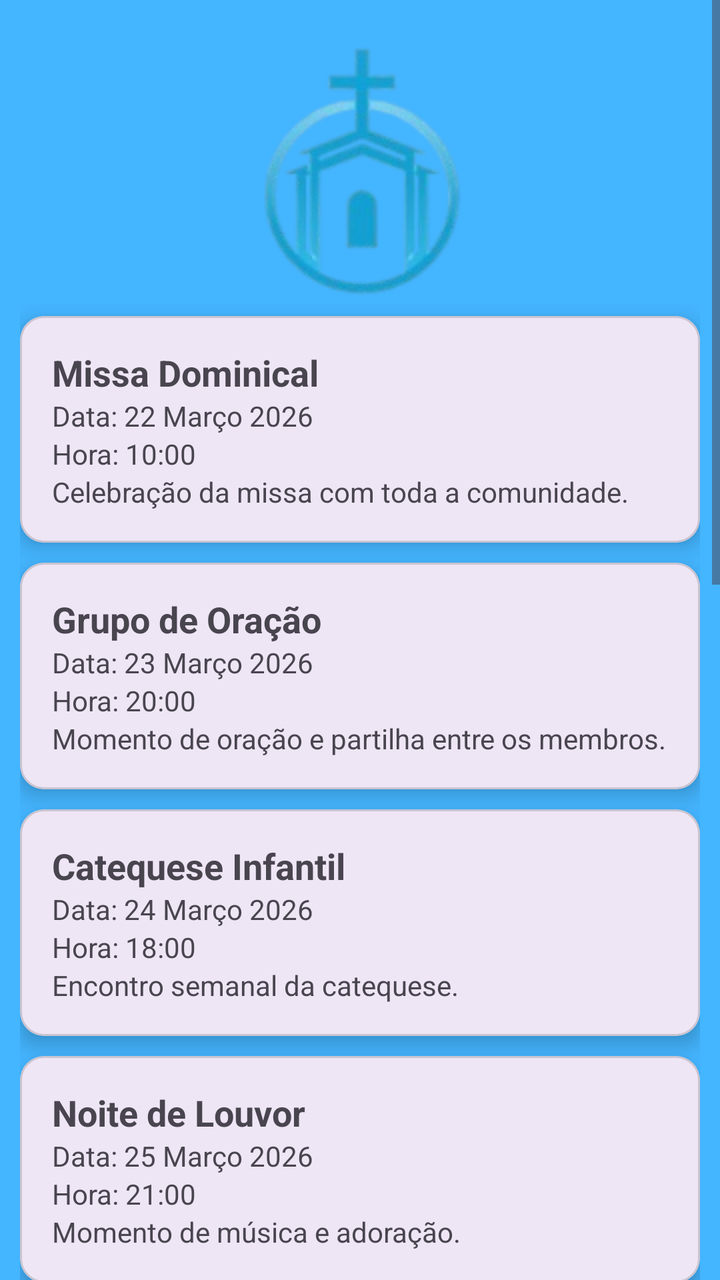
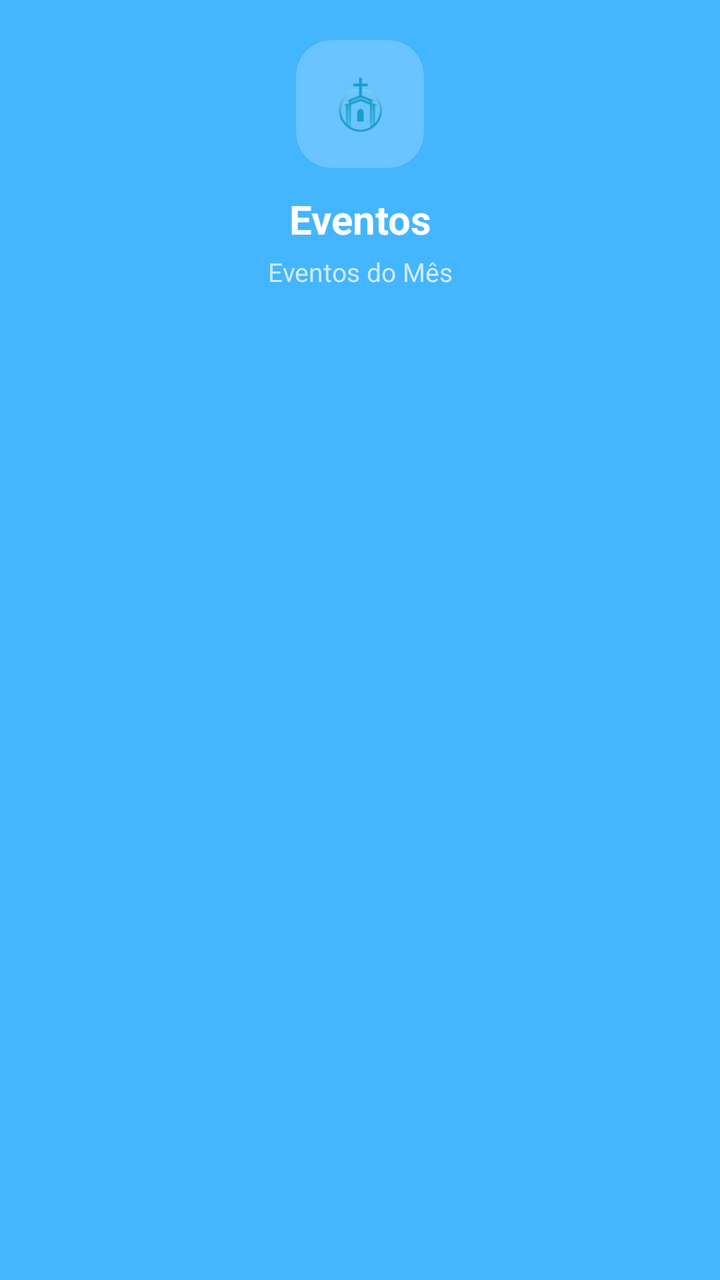

An Android layout rendered at two revisions. The XML below is the earlier revision; the diff shows what the commit changed to produce the second picture.
<!-- AndroidManifest.xml: application theme Theme.Igrejas -->
<!-- res/layout/activity_evento.xml -->
<ScrollView xmlns:android="http://schemas.android.com/apk/res/android"
    xmlns:app="http://schemas.android.com/apk/res-auto"
    android:layout_width="match_parent"
    android:layout_height="match_parent"
    android:id="@+id/main"
    android:background="@color/baby_blue">



    <LinearLayout
        android:layout_width="match_parent"
        android:layout_height="wrap_content"
        android:orientation="vertical"
        android:padding="10dp">

        
        <ImageView
            android:id="@+id/imageView3"
            android:layout_width="match_parent"
            android:layout_height="wrap_content"
            app:srcCompat="@drawable/logoigreja" />

        <com.google.android.material.card.MaterialCardView
            android:layout_width="match_parent"
            android:layout_height="wrap_content"
            android:layout_marginBottom="10dp"
            app:cardCornerRadius="12dp"
            app:cardElevation="6dp">

            <LinearLayout
                android:layout_width="match_parent"
                android:layout_height="wrap_content"
                android:orientation="vertical"
                android:padding="16dp">

                <TextView
                    android:layout_width="match_parent"
                    android:layout_height="wrap_content"
                    android:text="@string/missa_dominical"
                    android:textSize="18sp"
                    android:textStyle="bold"/>

                <TextView
                    android:layout_width="match_parent"
                    android:layout_height="wrap_content"
                    android:text="Data: 22 Março 2026"/>

                <TextView
                    android:layout_width="match_parent"
                    android:layout_height="wrap_content"
                    android:text="Hora: 10:00"/>

                <TextView
                    android:layout_width="match_parent"
                    android:layout_height="wrap_content"
                    android:text="Celebração da missa com toda a comunidade."/>

            </LinearLayout>
        </com.google.android.material.card.MaterialCardView>

        
        <com.google.android.material.card.MaterialCardView
            android:layout_width="match_parent"
            android:layout_height="wrap_content"
            android:layout_marginBottom="10dp"
            app:cardCornerRadius="12dp"
            app:cardElevation="6dp">

            <LinearLayout
                android:layout_width="match_parent"
                android:layout_height="wrap_content"
                android:orientation="vertical"
                android:padding="16dp">

                <TextView
                    android:layout_width="match_parent"
                    android:layout_height="wrap_content"
                    android:text="Grupo de Oração"
                    android:textSize="18sp"
                    android:textStyle="bold"/>

                <TextView
                    android:layout_width="match_parent"
                    android:layout_height="wrap_content"
                    android:text="Data: 23 Março 2026"/>

                <TextView
                    android:layout_width="match_parent"
                    android:layout_height="wrap_content"
                    android:text="Hora: 20:00"/>

                <TextView
                    android:layout_width="match_parent"
                    android:layout_height="wrap_content"
                    android:text="Momento de oração e partilha entre os membros."/>

            </LinearLayout>
        </com.google.android.material.card.MaterialCardView>

        
        <com.google.android.material.card.MaterialCardView
            android:layout_width="match_parent"
            android:layout_height="wrap_content"
            android:layout_marginBottom="10dp"
            app:cardCornerRadius="12dp"
            app:cardElevation="6dp">

            <LinearLayout
                android:layout_width="match_parent"
                android:layout_height="wrap_content"
                android:orientation="vertical"
                android:padding="16dp">

                <TextView
                    android:layout_width="match_parent"
                    android:layout_height="wrap_content"
                    android:text="Catequese Infantil"
                    android:textSize="18sp"
                    android:textStyle="bold"/>

                <TextView
                    android:layout_width="match_parent"
                    android:layout_height="wrap_content"
                    android:text="Data: 24 Março 2026"/>

                <TextView
                    android:layout_width="match_parent"
                    android:layout_height="wrap_content"
                    android:text="Hora: 18:00"/>

                <TextView
                    android:layout_width="match_parent"
                    android:layout_height="wrap_content"
                    android:text="Encontro semanal da catequese."/>

            </LinearLayout>
        </com.google.android.material.card.MaterialCardView>

        
        <com.google.android.material.card.MaterialCardView
            android:layout_width="match_parent"
            android:layout_height="wrap_content"
            android:layout_marginBottom="10dp"
            app:cardCornerRadius="12dp"
            app:cardElevation="6dp">

            <LinearLayout
                android:layout_width="match_parent"
                android:layout_height="wrap_content"
                android:orientation="vertical"
                android:padding="16dp">

                <TextView android:layout_width="match_parent" android:layout_height="wrap_content" android:text="Noite de Louvor" android:textSize="18sp" android:textStyle="bold"/>
                <TextView android:layout_width="match_parent" android:layout_height="wrap_content" android:text="Data: 25 Março 2026"/>
                <TextView android:layout_width="match_parent" android:layout_height="wrap_content" android:text="Hora: 21:00"/>
                <TextView android:layout_width="match_parent" android:layout_height="wrap_content" android:text="Momento de música e adoração."/>

            </LinearLayout>
        </com.google.android.material.card.MaterialCardView>

        
        <com.google.android.material.card.MaterialCardView
            android:layout_width="match_parent"
            android:layout_height="wrap_content"
            android:layout_marginBottom="10dp"
            app:cardCornerRadius="12dp"
            app:cardElevation="6dp">

            <LinearLayout
                android:layout_width="match_parent"
                android:layout_height="wrap_content"
                android:orientation="vertical"
                android:padding="16dp">

                <TextView android:layout_width="match_parent" android:layout_height="wrap_content" android:text="Estudo Bíblico" android:textSize="18sp" android:textStyle="bold"/>
                <TextView android:layout_width="match_parent" android:layout_height="wrap_content" android:text="Data: 26 Março 2026"/>
                <TextView android:layout_width="match_parent" android:layout_height="wrap_content" android:text="Hora: 19:30"/>
                <TextView android:layout_width="match_parent" android:layout_height="wrap_content" android:text="Reflexão e estudo da Bíblia."/>

            </LinearLayout>
        </com.google.android.material.card.MaterialCardView>

        
        <com.google.android.material.card.MaterialCardView
            android:layout_width="match_parent"
            android:layout_height="wrap_content"
            android:layout_marginBottom="10dp"
            app:cardCornerRadius="12dp"
            app:cardElevation="6dp">

            <LinearLayout
                android:layout_width="match_parent"
                android:layout_height="wrap_content"
                android:orientation="vertical"
                android:padding="16dp">

                <TextView android:layout_width="match_parent" android:layout_height="wrap_content" android:text="Reunião de Jovens" android:textSize="18sp" android:textStyle="bold"/>
                <TextView android:layout_width="match_parent" android:layout_height="wrap_content" android:text="Data: 27 Março 2026"/>
                <TextView android:layout_width="match_parent" android:layout_height="wrap_content" android:text="Hora: 20:30"/>
                <TextView android:layout_width="match_parent" android:layout_height="wrap_content" android:text="Encontro e partilha entre jovens."/>

            </LinearLayout>
        </com.google.android.material.card.MaterialCardView>

        
        <com.google.android.material.card.MaterialCardView
            android:layout_width="match_parent"
            android:layout_height="wrap_content"
            android:layout_marginBottom="10dp"
            app:cardCornerRadius="12dp"
            app:cardElevation="6dp">

            <LinearLayout
                android:layout_width="match_parent"
                android:layout_height="wrap_content"
                android:orientation="vertical"
                android:padding="16dp">

                <TextView android:layout_width="match_parent" android:layout_height="wrap_content" android:text="Adoração ao Santíssimo" android:textSize="18sp" android:textStyle="bold"/>
                <TextView android:layout_width="match_parent" android:layout_height="wrap_content" android:text="Data: 28 Março 2026"/>
                <TextView android:layout_width="match_parent" android:layout_height="wrap_content" android:text="Hora: 18:30"/>
                <TextView android:layout_width="match_parent" android:layout_height="wrap_content" android:text="Momento de oração e silêncio."/>

            </LinearLayout>
        </com.google.android.material.card.MaterialCardView>

        
        <com.google.android.material.card.MaterialCardView
            android:layout_width="match_parent"
            android:layout_height="wrap_content"
            android:layout_marginBottom="10dp"
            app:cardCornerRadius="12dp"
            app:cardElevation="6dp">

            <LinearLayout
                android:layout_width="match_parent"
                android:layout_height="wrap_content"
                android:orientation="vertical"
                android:padding="16dp">

                <TextView android:layout_width="match_parent" android:layout_height="wrap_content" android:text="Ensaio do Coro" android:textSize="18sp" android:textStyle="bold"/>
                <TextView android:layout_width="match_parent" android:layout_height="wrap_content" android:text="Data: 29 Março 2026"/>
                <TextView android:layout_width="match_parent" android:layout_height="wrap_content" android:text="Hora: 19:00"/>
                <TextView android:layout_width="match_parent" android:layout_height="wrap_content" android:text="Preparação musical para a missa."/>

            </LinearLayout>
        </com.google.android.material.card.MaterialCardView>

        
        <com.google.android.material.card.MaterialCardView
            android:layout_width="match_parent"
            android:layout_height="wrap_content"
            android:layout_marginBottom="10dp"
            app:cardCornerRadius="12dp"
            app:cardElevation="6dp">

            <LinearLayout
                android:layout_width="match_parent"
                android:layout_height="wrap_content"
                android:orientation="vertical"
                android:padding="16dp">

                <TextView android:layout_width="match_parent" android:layout_height="wrap_content" android:text="Ação Solidária" android:textSize="18sp" android:textStyle="bold"/>
                <TextView android:layout_width="match_parent" android:layout_height="wrap_content" android:text="Data: 30 Março 2026"/>
                <TextView android:layout_width="match_parent" android:layout_height="wrap_content" android:text="Hora: 15:00"/>
                <TextView android:layout_width="match_parent" android:layout_height="wrap_content" android:text="Distribuição de alimentos a famílias."/>

            </LinearLayout>
        </com.google.android.material.card.MaterialCardView>

        
        <com.google.android.material.card.MaterialCardView
            android:layout_width="match_parent"
            android:layout_height="wrap_content"
            android:layout_marginBottom="10dp"
            app:cardCornerRadius="12dp"
            app:cardElevation="6dp">

            <LinearLayout
                android:layout_width="match_parent"
                android:layout_height="wrap_content"
                android:orientation="vertical"
                android:padding="16dp">

                <TextView
                    android:layout_width="match_parent"
                    android:layout_height="wrap_content"
                    android:text="Retiro Espiritual"
                    android:textSize="18sp"
                    android:textStyle="bold"/>

                <TextView
                    android:layout_width="match_parent"
                    android:layout_height="wrap_content"
                    android:text="Data: 2 Abril 2026"/>
                <TextView
                    android:layout_width="match_parent"
                    android:layout_height="wrap_content"
                    android:text="Hora: 09:00"/>

                <TextView
                    android:layout_width="match_parent"
                    android:layout_height="wrap_content"
                    android:text="Dia de reflexão e oração."/>

            </LinearLayout>
        </com.google.android.material.card.MaterialCardView>

    </LinearLayout>

</ScrollView>
<!-- resources referenced by this layout -->
<resources>
  <color name="baby_blue">#44B5FF</color>
  <!-- drawable logoigreja: png bitmap (drawable, 17156 bytes) -->
  <string name="missa_dominical">Missa Dominical</string>
  <style name="Theme.Igrejas" parent="Base.Theme.Igrejas" />
  <style name="Base.Theme.Igrejas" parent="Theme.Material3.DayNight.NoActionBar">
          
          
      </style>
</resources>

<!-- the commit's change to res/layout/activity_evento.xml (unified diff, before → after) -->
@@ -1,311 +1,71 @@
-<ScrollView xmlns:android="http://schemas.android.com/apk/res/android"
+<?xml version="1.0" encoding="utf-8"?>
+<androidx.constraintlayout.widget.ConstraintLayout xmlns:android="http://schemas.android.com/apk/res/android"
     xmlns:app="http://schemas.android.com/apk/res-auto"
+    xmlns:tools="http://schemas.android.com/tools"
+    android:id="@+id/main"
     android:layout_width="match_parent"
     android:layout_height="match_parent"
-    android:id="@+id/main"
-    android:background="@color/baby_blue">
+    android:background="@color/baby_blue"
+    tools:context=".Evento">
+
+    <ScrollView
+        android:layout_width="match_parent"
+        android:layout_height="match_parent">
+
+        <LinearLayout
+            android:layout_width="match_parent"
+            android:layout_height="wrap_content"
+            android:orientation="vertical"
+            android:padding="20dp">
+
+            <androidx.cardview.widget.CardView
+                android:layout_width="64dp"
+                android:layout_height="64dp"
+                android:layout_gravity="center"
+                android:layout_marginBottom="12dp"
+                app:cardCornerRadius="18dp"
+                app:cardElevation="0dp"
+                app:cardBackgroundColor="#33FFFFFF">
+                <ImageView
+                    android:id="@+id/imageViewLogo"
+                    android:layout_width="36dp"
+                    android:layout_height="36dp"
+                    android:layout_gravity="center"
+                    android:scaleType="fitCenter"
+                    android:src="@drawable/logoigreja"/>
+            </androidx.cardview.widget.CardView>
+
+            <TextView
+                android:layout_width="match_parent"
+                android:layout_height="wrap_content"
+                android:text="Eventos"
+                android:textColor="@color/white"
+                android:textSize="20sp"
+                android:textStyle="bold"
+                android:gravity="center"
+                android:layout_marginBottom="4dp"/>
+
+            <TextView
+                android:layout_width="match_parent"
+                android:layout_height="wrap_content"
+                android:text="Eventos do Mês"
+                android:textColor="#BDFFFFFF"
+                android:textSize="13sp"
+                android:gravity="center"
+                android:layout_marginBottom="24dp"/>
+
+            <androidx.recyclerview.widget.RecyclerView
+                android:id="@+id/recyclerView"
+                android:layout_width="match_parent"
+                android:layout_height="wrap_content"
+                app:layout_constraintStart_toStartOf="parent"
+                app:layout_constraintTop_toTopOf="parent"
+                app:layout_constraintEnd_toEndOf="parent"
+                />
 
 
+        </LinearLayout>
+    </ScrollView>
 
-    <LinearLayout
-        android:layout_width="match_parent"
-        android:layout_height="wrap_content"
-        android:orientation="vertical"
-        android:padding="10dp">
 
-        
-        <ImageView
-            android:id="@+id/imageView3"
-            android:layout_width="match_parent"
-            android:layout_height="wrap_content"
-            app:srcCompat="@drawable/logoigreja" />
-
-        <com.google.android.material.card.MaterialCardView
-            android:layout_width="match_parent"
-            android:layout_height="wrap_content"
-            android:layout_marginBottom="10dp"
-            app:cardCornerRadius="12dp"
-            app:cardElevation="6dp">
-
-            <LinearLayout
-                android:layout_width="match_parent"
-                android:layout_height="wrap_content"
-                android:orientation="vertical"
-                android:padding="16dp">
-
-                <TextView
-                    android:layout_width="match_parent"
-                    android:layout_height="wrap_content"
-                    android:text="@string/missa_dominical"
-                    android:textSize="18sp"
-                    android:textStyle="bold"/>
-
-                <TextView
-                    android:layout_width="match_parent"
-                    android:layout_height="wrap_content"
-                    android:text="Data: 22 Março 2026"/>
-
-                <TextView
-                    android:layout_width="match_parent"
-                    android:layout_height="wrap_content"
-                    android:text="Hora: 10:00"/>
-
-                <TextView
-                    android:layout_width="match_parent"
-                    android:layout_height="wrap_content"
-                    android:text="Celebração da missa com toda a comunidade."/>
-
-            </LinearLayout>
-        </com.google.android.material.card.MaterialCardView>
-
-        
-        <com.google.android.material.card.MaterialCardView
-            android:layout_width="match_parent"
-            android:layout_height="wrap_content"
-            android:layout_marginBottom="10dp"
-            app:cardCornerRadius="12dp"
-            app:cardElevation="6dp">
-
-            <LinearLayout
-                android:layout_width="match_parent"
-                android:layout_height="wrap_content"
-                android:orientation="vertical"
-                android:padding="16dp">
-
-                <TextView
-                    android:layout_width="match_parent"
-                    android:layout_height="wrap_content"
-                    android:text="Grupo de Oração"
-                    android:textSize="18sp"
-                    android:textStyle="bold"/>
-
-                <TextView
-                    android:layout_width="match_parent"
-                    android:layout_height="wrap_content"
-                    android:text="Data: 23 Março 2026"/>
-
-                <TextView
-                    android:layout_width="match_parent"
-                    android:layout_height="wrap_content"
-                    android:text="Hora: 20:00"/>
-
-                <TextView
-                    android:layout_width="match_parent"
-                    android:layout_height="wrap_content"
-                    android:text="Momento de oração e partilha entre os membros."/>
-
-            </LinearLayout>
-        </com.google.android.material.card.MaterialCardView>
-
-        
-        <com.google.android.material.card.MaterialCardView
-            android:layout_width="match_parent"
-            android:layout_height="wrap_content"
-            android:layout_marginBottom="10dp"
-            app:cardCornerRadius="12dp"
-            app:cardElevation="6dp">
-
-            <LinearLayout
-                android:layout_width="match_parent"
-                android:layout_height="wrap_content"
-                android:orientation="vertical"
-                android:padding="16dp">
-
-                <TextView
-                    android:layout_width="match_parent"
-                    android:layout_height="wrap_content"
-                    android:text="Catequese Infantil"
-                    android:textSize="18sp"
-                    android:textStyle="bold"/>
-
-                <TextView
-                    android:layout_width="match_parent"
-                    android:layout_height="wrap_content"
-                    android:text="Data: 24 Março 2026"/>
-
-                <TextView
-                    android:layout_width="match_parent"
-                    android:layout_height="wrap_content"
-                    android:text="Hora: 18:00"/>
-
-                <TextView
-                    android:layout_width="match_parent"
-                    android:layout_height="wrap_content"
-                    android:text="Encontro semanal da catequese."/>
-
-            </LinearLayout>
-        </com.google.android.material.card.MaterialCardView>
-
-        
-        <com.google.android.material.card.MaterialCardView
-            android:layout_width="match_parent"
-            android:layout_height="wrap_content"
-            android:layout_marginBottom="10dp"
-            app:cardCornerRadius="12dp"
-            app:cardElevation="6dp">
-
-            <LinearLayout
-                android:layout_width="match_parent"
-                android:layout_height="wrap_content"
-                android:orientation="vertical"
-                android:padding="16dp">
-
-                <TextView android:layout_width="match_parent" android:layout_height="wrap_content" android:text="Noite de Louvor" android:textSize="18sp" android:textStyle="bold"/>
-                <TextView android:layout_width="match_parent" android:layout_height="wrap_content" android:text="Data: 25 Março 2026"/>
-                <TextView android:layout_width="match_parent" android:layout_height="wrap_content" android:text="Hora: 21:00"/>
-                <TextView android:layout_width="match_parent" android:layout_height="wrap_content" android:text="Momento de música e adoração."/>
-
-            </LinearLayout>
-        </com.google.android.material.card.MaterialCardView>
-
-        
-        <com.google.android.material.card.MaterialCardView
-            android:layout_width="match_parent"
-            android:layout_height="wrap_content"
-            android:layout_marginBottom="10dp"
-            app:cardCornerRadius="12dp"
-            app:cardElevation="6dp">
-
-            <LinearLayout
-                android:layout_width="match_parent"
-                android:layout_height="wrap_content"
-                android:orientation="vertical"
-                android:padding="16dp">
-
-                <TextView android:layout_width="match_parent" android:layout_height="wrap_content" android:text="Estudo Bíblico" android:textSize="18sp" android:textStyle="bold"/>
-                <TextView android:layout_width="match_parent" android:layout_height="wrap_content" android:text="Data: 26 Março 2026"/>
-                <TextView android:layout_width="match_parent" android:layout_height="wrap_content" android:text="Hora: 19:30"/>
-                <TextView android:layout_width="match_parent" android:layout_height="wrap_content" android:text="Reflexão e estudo da Bíblia."/>
-
-            </LinearLayout>
-        </com.google.android.material.card.MaterialCardView>
-
-        
-        <com.google.android.material.card.MaterialCardView
-            android:layout_width="match_parent"
-            android:layout_height="wrap_content"
-            android:layout_marginBottom="10dp"
-            app:cardCornerRadius="12dp"
-            app:cardElevation="6dp">
-
-            <LinearLayout
-                android:layout_width="match_parent"
-                android:layout_height="wrap_content"
-                android:orientation="vertical"
-                android:padding="16dp">
-
-                <TextView android:layout_width="match_parent" android:layout_height="wrap_content" android:text="Reunião de Jovens" android:textSize="18sp" android:textStyle="bold"/>
-                <TextView android:layout_width="match_parent" android:layout_height="wrap_content" android:text="Data: 27 Março 2026"/>
-                <TextView android:layout_width="match_parent" android:layout_height="wrap_content" android:text="Hora: 20:30"/>
-                <TextView android:layout_width="match_parent" android:layout_height="wrap_content" android:text="Encontro e partilha entre jovens."/>
-
-            </LinearLayout>
-        </com.google.android.material.card.MaterialCardView>
-
-        
-        <com.google.android.material.card.MaterialCardView
-            android:layout_width="match_parent"
-            android:layout_height="wrap_content"
-            android:layout_marginBottom="10dp"
-            app:cardCornerRadius="12dp"
-            app:cardElevation="6dp">
-
-            <LinearLayout
-                android:layout_width="match_parent"
-                android:layout_height="wrap_content"
-                android:orientation="vertical"
-                android:padding="16dp">
-
-                <TextView android:layout_width="match_parent" android:layout_height="wrap_content" android:text="Adoração ao Santíssimo" android:textSize="18sp" android:textStyle="bold"/>
-                <TextView android:layout_width="match_parent" android:layout_height="wrap_content" android:text="Data: 28 Março 2026"/>
-                <TextView android:layout_width="match_parent" android:layout_height="wrap_content" android:text="Hora: 18:30"/>
-                <TextView android:layout_width="match_parent" android:layout_height="wrap_content" android:text="Momento de oração e silêncio."/>
-
-            </LinearLayout>
-        </com.google.android.material.card.MaterialCardView>
-
-        
-        <com.google.android.material.card.MaterialCardView
-            android:layout_width="match_parent"
-            android:layout_height="wrap_content"
-            android:layout_marginBottom="10dp"
-            app:cardCornerRadius="12dp"
-            app:cardElevation="6dp">
-
-            <LinearLayout
-                android:layout_width="match_parent"
-                android:layout_height="wrap_content"
-                android:orientation="vertical"
-                android:padding="16dp">
-
-                <TextView android:layout_width="match_parent" android:layout_height="wrap_content" android:text="Ensaio do Coro" android:textSize="18sp" android:textStyle="bold"/>
-                <TextView android:layout_width="match_parent" android:layout_height="wrap_content" android:text="Data: 29 Março 2026"/>
-                <TextView android:layout_width="match_parent" android:layout_height="wrap_content" android:text="Hora: 19:00"/>
-                <TextView android:layout_width="match_parent" android:layout_height="wrap_content" android:text="Preparação musical para a missa."/>
-
-            </LinearLayout>
-        </com.google.android.material.card.MaterialCardView>
-
-        
-        <com.google.android.material.card.MaterialCardView
-            android:layout_width="match_parent"
-            android:layout_height="wrap_content"
-            android:layout_marginBottom="10dp"
-            app:cardCornerRadius="12dp"
-            app:cardElevation="6dp">
-
-            <LinearLayout
-                android:layout_width="match_parent"
-                android:layout_height="wrap_content"
-                android:orientation="vertical"
-                android:padding="16dp">
-
-                <TextView android:layout_width="match_parent" android:layout_height="wrap_content" android:text="Ação Solidária" android:textSize="18sp" android:textStyle="bold"/>
-                <TextView android:layout_width="match_parent" android:layout_height="wrap_content" android:text="Data: 30 Março 2026"/>
-                <TextView android:layout_width="match_parent" android:layout_height="wrap_content" android:text="Hora: 15:00"/>
-                <TextView android:layout_width="match_parent" android:layout_height="wrap_content" android:text="Distribuição de alimentos a famílias."/>
-
-            </LinearLayout>
-        </com.google.android.material.card.MaterialCardView>
-
-        
-        <com.google.android.material.card.MaterialCardView
-            android:layout_width="match_parent"
-            android:layout_height="wrap_content"
-            android:layout_marginBottom="10dp"
-            app:cardCornerRadius="12dp"
-            app:cardElevation="6dp">
-
-            <LinearLayout
-                android:layout_width="match_parent"
-                android:layout_height="wrap_content"
-                android:orientation="vertical"
-                android:padding="16dp">
-
-                <TextView
-                    android:layout_width="match_parent"
-                    android:layout_height="wrap_content"
-                    android:text="Retiro Espiritual"
-                    android:textSize="18sp"
-                    android:textStyle="bold"/>
-
-                <TextView
-                    android:layout_width="match_parent"
-                    android:layout_height="wrap_content"
-                    android:text="Data: 2 Abril 2026"/>
-                <TextView
-                    android:layout_width="match_parent"
-                    android:layout_height="wrap_content"
-                    android:text="Hora: 09:00"/>
-
-                <TextView
-                    android:layout_width="match_parent"
-                    android:layout_height="wrap_content"
-                    android:text="Dia de reflexão e oração."/>
-
-            </LinearLayout>
-        </com.google.android.material.card.MaterialCardView>
-
-    </LinearLayout>
-
-</ScrollView>
+</androidx.constraintlayout.widget.ConstraintLayout>
<!-- resource entries referenced after the edit -->
@@ -1,8 +1,8 @@
 <!-- resources referenced by this layout -->
 <resources>
   <color name="baby_blue">#44B5FF</color>
+  <color name="white">#FFFFFFFF</color>
   <!-- drawable logoigreja: png bitmap (drawable, 17156 bytes) -->
-  <string name="missa_dominical">Missa Dominical</string>
   <style name="Theme.Igrejas" parent="Base.Theme.Igrejas" />
   <style name="Base.Theme.Igrejas" parent="Theme.Material3.DayNight.NoActionBar">
           
